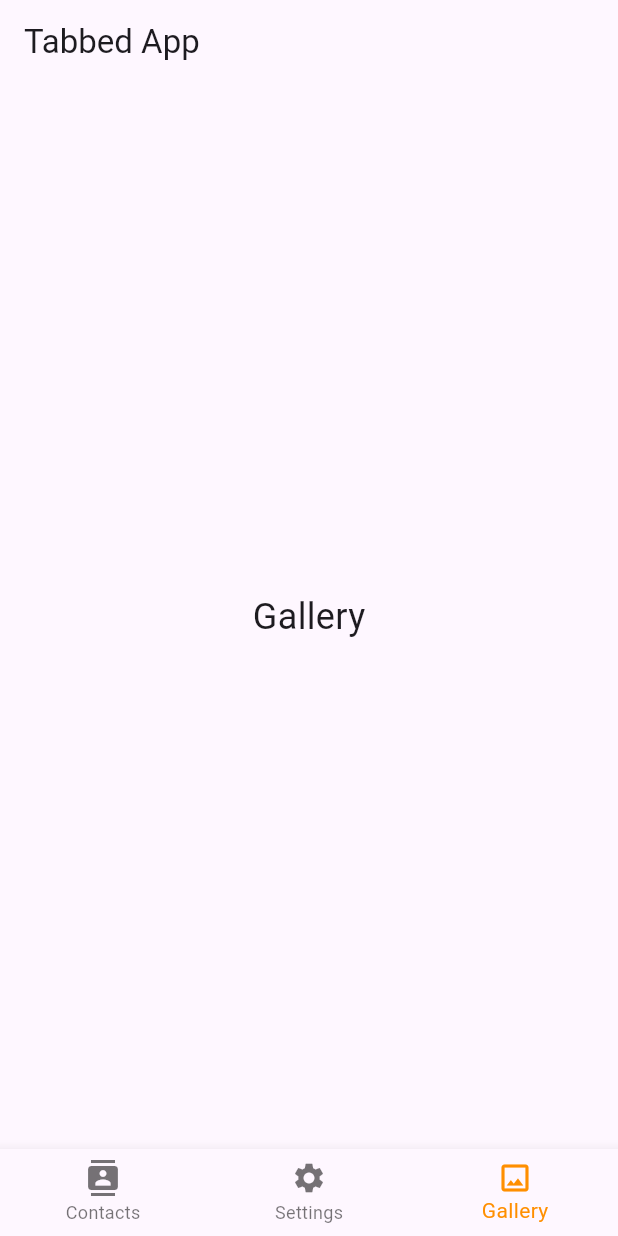
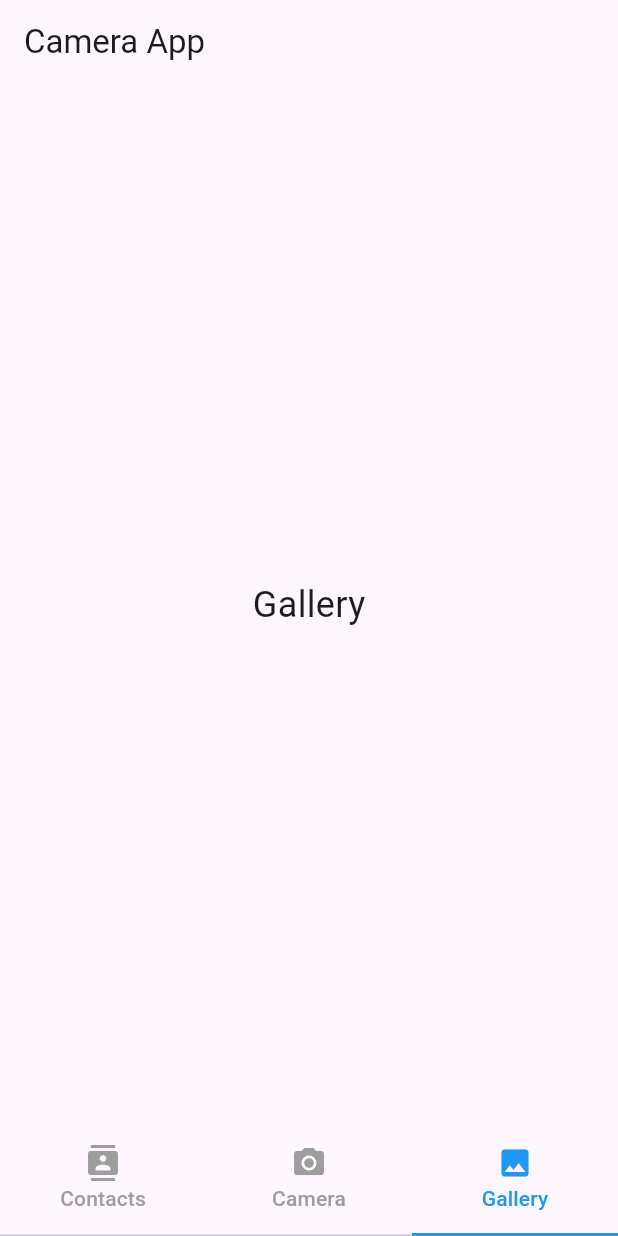
Before and after one commit to enchantee00/MadCamp-week1, a Flutter app: the screen it shows after launch, item 3 of the bottom bar chosen, on a phone screen of 412 x 824 dp. Run offline on Flutter 3.47's test engine with Material 3 defaults, Android fonts, the phone set to English and light mode, and no system bars; our stand-ins replace camera, contacts_service, permission_handler.

Commit message:
Camera Tab 생성

```diff
--- a/week1_flutter_test/lib/main.dart
+++ b/week1_flutter_test/lib/main.dart
@@ -1,99 +1,57 @@
 import 'package:flutter/material.dart';
+import 'package:camera/camera.dart';
 import 'contacts_tab.dart';
-import 'main_tab.dart';
+import 'camera_tab.dart';
 import 'gallery_tab.dart';
-import 'package:permission_handler/permission_handler.dart';
 
-Future<void> requestPermission() async {
-  PermissionStatus status = await Permission.photos.request();
-  print("Initial permission status: $status");
+List<CameraDescription> cameras = [];
 
-  if (status.isDenied) {
-    status = await Permission.photos.request();
-    print("Permission request status: $status");
-  }
-
-  if (status.isGranted) {
-    print("Permission granted");
-    // Show a dialog or navigate to the gallery if needed
-  } else if (status.isDenied) {
-    print("Permission denied");
-    // Show a dialog informing the user that permission was denied
-  } else if (status.isPermanentlyDenied) {
-    print("Permission permanently denied. Please enable it from settings.");
-    // Open app settings so the user can grant the permission
-    openAppSettings();
-  }
-}
-
-void main() {
+Future<void> main() async {
   WidgetsFlutterBinding.ensureInitialized();
-  requestPermission().then((_) {
-    runApp(MyApp());
-  });
+  cameras = await availableCameras();
+  runApp(MyApp());
 }
 
 class MyApp extends StatelessWidget {
   @override
   Widget build(BuildContext context) {
     return MaterialApp(
-      debugShowCheckedModeBanner: false, // debug 표시 없애기
-      title: 'Tabbed App',
+      title: 'Camera App',
       theme: ThemeData(
         primarySwatch: Colors.blue,
       ),
-      home: MyHomePage(),
+      home: HomePage(),
     );
   }
 }
 
-class MyHomePage extends StatefulWidget {
-  @override
-  _MyHomePageState createState() => _MyHomePageState();
-}
-
-class _MyHomePageState extends State<MyHomePage> {
-  int _selectedIndex = 0;
-
-  static List<Widget> _widgetOptions = <Widget>[
-    ContactsTab(),
-    SettingsTab(),
-    GalleryTab(),
-  ];
-
-  void _onItemTapped(int index) {
-    setState(() {
-      _selectedIndex = index;
-    });
-  }
-
+class HomePage extends StatelessWidget {
   @override
   Widget build(BuildContext context) {
-    return Scaffold(
-      appBar: AppBar(
-        title: Text('Tabbed App'),
-      ),
-      body: Center(
-        child: _widgetOptions.elementAt(_selectedIndex),
-      ),
-      bottomNavigationBar: BottomNavigationBar(
-        items: const <BottomNavigationBarItem>[
-          BottomNavigationBarItem(
-            icon: Icon(Icons.contacts),
-            label: 'Contacts',
-          ),
-          BottomNavigationBarItem(
-            icon: Icon(Icons.settings),
-            label: 'Settings',
-          ),
-          BottomNavigationBarItem(
-            icon: Icon(Icons.crop_original),
-            label: 'Gallery',
-          ),
-        ],
-        currentIndex: _selectedIndex,
-        selectedItemColor: Colors.amber[800],
-        onTap: _onItemTapped,
+    return DefaultTabController(
+      length: 3, // 탭의 수를 3으로 설정합니다.
+      child: Scaffold(
+        appBar: AppBar(
+          title: Text('Camera App'),
+        ),
+        body: TabBarView(
+          children: [
+            ContactsTab(),
+            CameraTab(cameras: cameras),
+            GalleryTab(),
+          ],
+        ),
+        bottomNavigationBar: TabBar(
+          tabs: [
+            Tab(icon: Icon(Icons.contacts), text: 'Contacts'),
+            Tab(icon: Icon(Icons.camera_alt), text: 'Camera'),
+            Tab(icon: Icon(Icons.photo), text: 'Gallery'),
+          ],
+          labelColor: Colors.blue,
+          unselectedLabelColor: Colors.grey,
+          indicatorSize: TabBarIndicatorSize.tab,
+          indicatorColor: Colors.blue,
+        ),
       ),
     );
   }
--- a/week1_flutter_test/pubspec.yaml
+++ b/week1_flutter_test/pubspec.yaml
@@ -32,6 +32,9 @@ dependencies:
     sdk: flutter
   permission_handler: ^11.3.1
   contacts_service: ^0.6.1
+  camera: ^0.10.0+1
+  path_provider: ^2.0.11
+  path: ^1.8.2
 
   # The following adds the Cupertino Icons font to your application.
   # Use with the CupertinoIcons class for iOS style icons.
```
Also changed, not shown: week1_flutter_test/lib/camera_tab.dart (added, +104 -0 lines), week1_flutter_test/lib/main_tab.dart (deleted, +0 -13 lines), week1_flutter_test/pubspec.lock, 3 other files.
